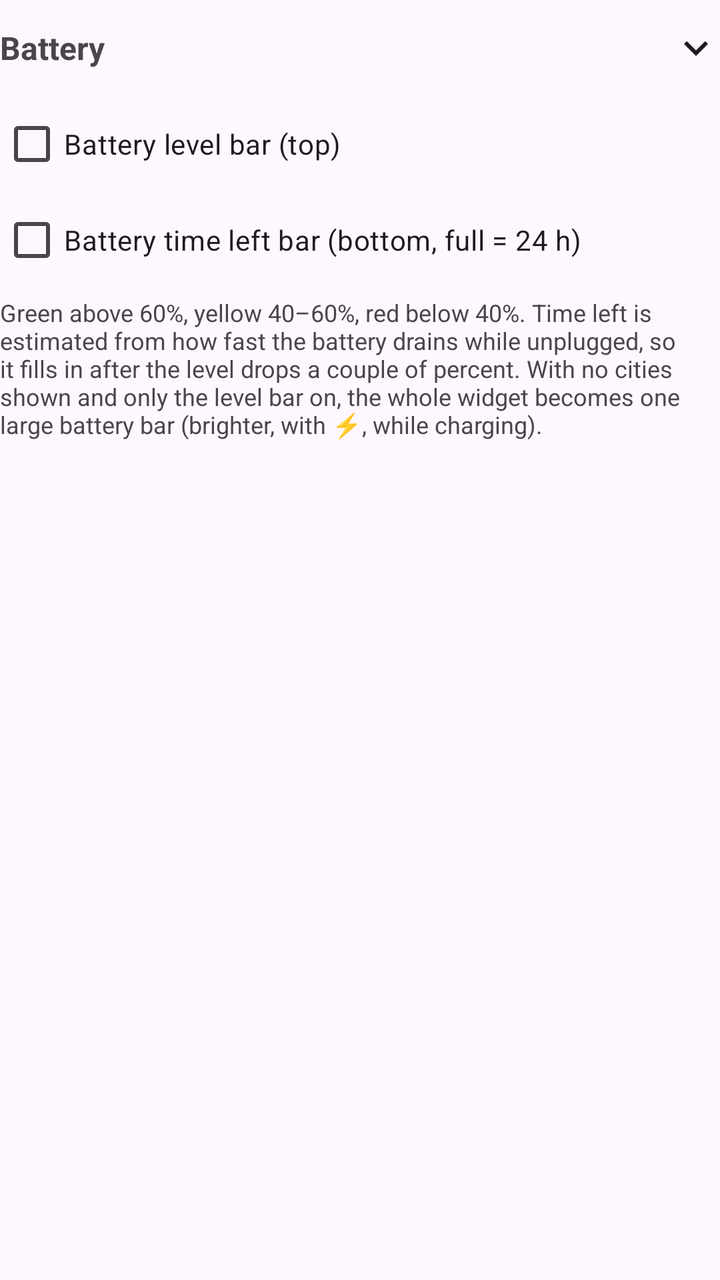
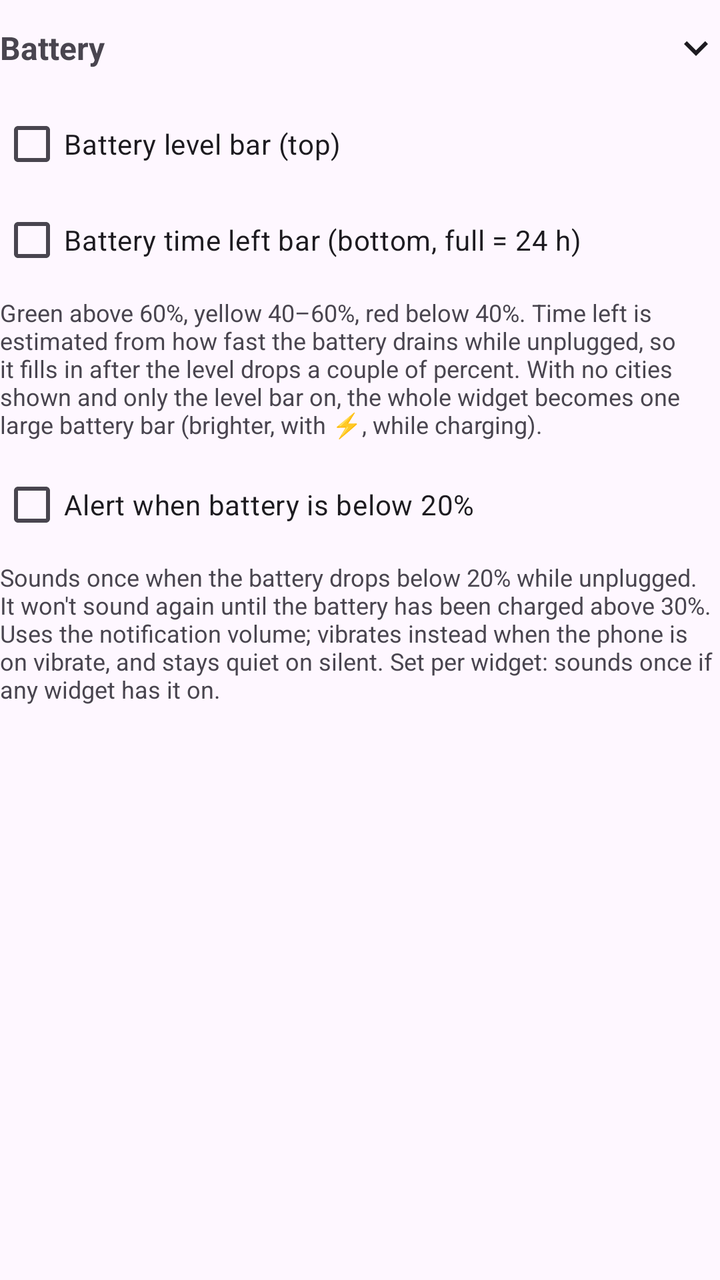

Two renders of the same Android screen: before a commit and after it. Below are the layout's source before the change and the commit's diff.
<!-- AndroidManifest.xml: application theme Theme.WidTime -->
<!-- res/layout/section_battery.xml -->
<?xml version="1.0" encoding="utf-8"?>
<LinearLayout xmlns:android="http://schemas.android.com/apk/res/android"
    android:layout_width="match_parent"
    android:layout_height="wrap_content"
    android:orientation="vertical">

    <LinearLayout
        android:id="@+id/battery_header"
        style="@style/SectionHeaderStyle">

        <TextView
            style="@style/SectionTitleStyle"
            android:text="@string/section_battery" />

        <ImageView
            android:id="@+id/battery_chevron"
            style="@style/SectionChevronStyle"
            android:contentDescription="@null" />
    </LinearLayout>

    <LinearLayout
        android:id="@+id/battery_body"
        android:layout_width="match_parent"
        android:layout_height="wrap_content"
        android:orientation="vertical">

        <CheckBox
            android:id="@+id/show_battery_bar"
            android:layout_width="match_parent"
            android:layout_height="wrap_content"
            android:text="@string/battery_bar_label" />

        <CheckBox
            android:id="@+id/show_time_left_bar"
            android:layout_width="match_parent"
            android:layout_height="wrap_content"
            android:text="@string/time_left_bar_label" />

        <TextView
            style="@style/HelpTextStyle"
            android:text="@string/battery_bar_help" />
    </LinearLayout>
</LinearLayout>
<!-- resources referenced by this layout -->
<resources>
  <string name="battery_bar_help">Green above 60%, yellow 40–60%, red below 40%. Time left is estimated from how fast the battery drains while unplugged, so it fills in after the level drops a couple of percent. With no cities shown and only the level bar on, the whole widget becomes one large battery bar (brighter, with ⚡, while charging).</string>
  <string name="battery_bar_label">Battery level bar (top)</string>
  <string name="section_battery">Battery</string>
  <string name="time_left_bar_label">Battery time left bar (bottom, full = 24 h)</string>
  <style name="HelpTextStyle">
          <item name="android:layout_width">match_parent</item>
          <item name="android:layout_height">wrap_content</item>
          <item name="android:layout_marginTop">4dp</item>
          <item name="android:textSize">12sp</item>
          <item name="android:textColor">?android:attr/textColorSecondary</item>
      </style>
  <style name="SectionChevronStyle">
          <item name="android:layout_width">24dp</item>
          <item name="android:layout_height">24dp</item>
          <item name="android:src">@drawable/ic_expand_more</item>
          <item name="android:importantForAccessibility">no</item>
      </style>
  <style name="SectionHeaderStyle">
          <item name="android:layout_width">match_parent</item>
          <item name="android:layout_height">wrap_content</item>
          <item name="android:minHeight">48dp</item>
          <item name="android:orientation">horizontal</item>
          <item name="android:gravity">center_vertical</item>
          <item name="android:background">?attr/selectableItemBackground</item>
          <item name="android:clickable">true</item>
          <item name="android:focusable">true</item>
      </style>
  <style name="SectionTitleStyle">
          <item name="android:layout_width">0dp</item>
          <item name="android:layout_height">wrap_content</item>
          <item name="android:layout_weight">1</item>
          <item name="android:textSize">16sp</item>
          <item name="android:textStyle">bold</item>
      </style>
  <style name="Theme.WidTime" parent="Theme.Material3.DayNight.NoActionBar" />
  <!-- drawable ic_expand_more (drawable) -->
  <?xml version="1.0" encoding="utf-8"?>
  <vector xmlns:android="http://schemas.android.com/apk/res/android"
      android:width="24dp"
      android:height="24dp"
      android:tint="?attr/colorOnSurface"
      android:viewportWidth="24"
      android:viewportHeight="24">
      <path
          android:fillColor="@android:color/white"
          android:pathData="M16.59,8.59L12,13.17 7.41,8.59 6,10l6,6 6,-6z" />
  </vector>
</resources>

<!-- the commit's change to res/layout/section_battery.xml (unified diff, before → after) -->
@@ -39,5 +39,16 @@
         <TextView
             style="@style/HelpTextStyle"
             android:text="@string/battery_bar_help" />
+
+        <CheckBox
+            android:id="@+id/low_battery_alert"
+            android:layout_width="match_parent"
+            android:layout_height="wrap_content"
+            android:layout_marginTop="8dp"
+            android:text="@string/low_battery_alert_label" />
+
+        <TextView
+            style="@style/HelpTextStyle"
+            android:text="@string/low_battery_alert_help" />
     </LinearLayout>
 </LinearLayout>
<!-- resource entries referenced after the edit -->
@@ -2,6 +2,8 @@
 <resources>
   <string name="battery_bar_help">Green above 60%, yellow 40–60%, red below 40%. Time left is estimated from how fast the battery drains while unplugged, so it fills in after the level drops a couple of percent. With no cities shown and only the level bar on, the whole widget becomes one large battery bar (brighter, with ⚡, while charging).</string>
   <string name="battery_bar_label">Battery level bar (top)</string>
+  <string name="low_battery_alert_help">Sounds once when the battery drops below 20% while unplugged. It won\'t sound again until the battery has been charged above 30%. Uses the notification volume; vibrates instead when the phone is on vibrate, and stays quiet on silent. Set per widget: sounds once if any widget has it on.</string>
+  <string name="low_battery_alert_label">Alert when battery is below 20%</string>
   <string name="section_battery">Battery</string>
   <string name="time_left_bar_label">Battery time left bar (bottom, full = 24 h)</string>
   <style name="HelpTextStyle">
